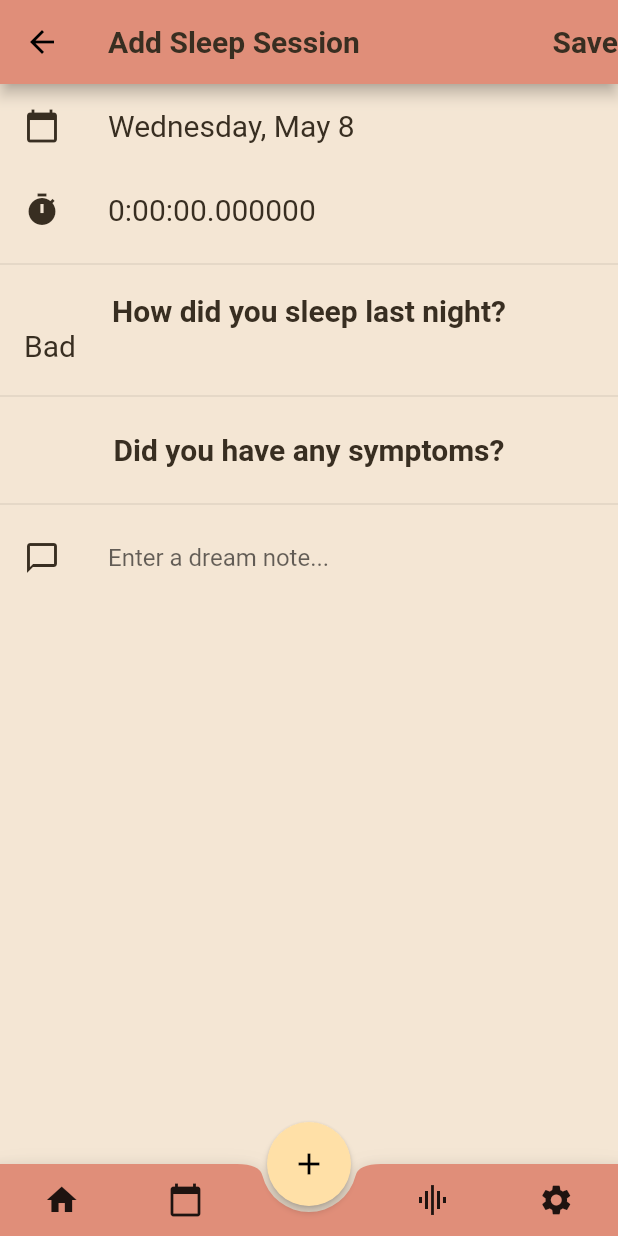
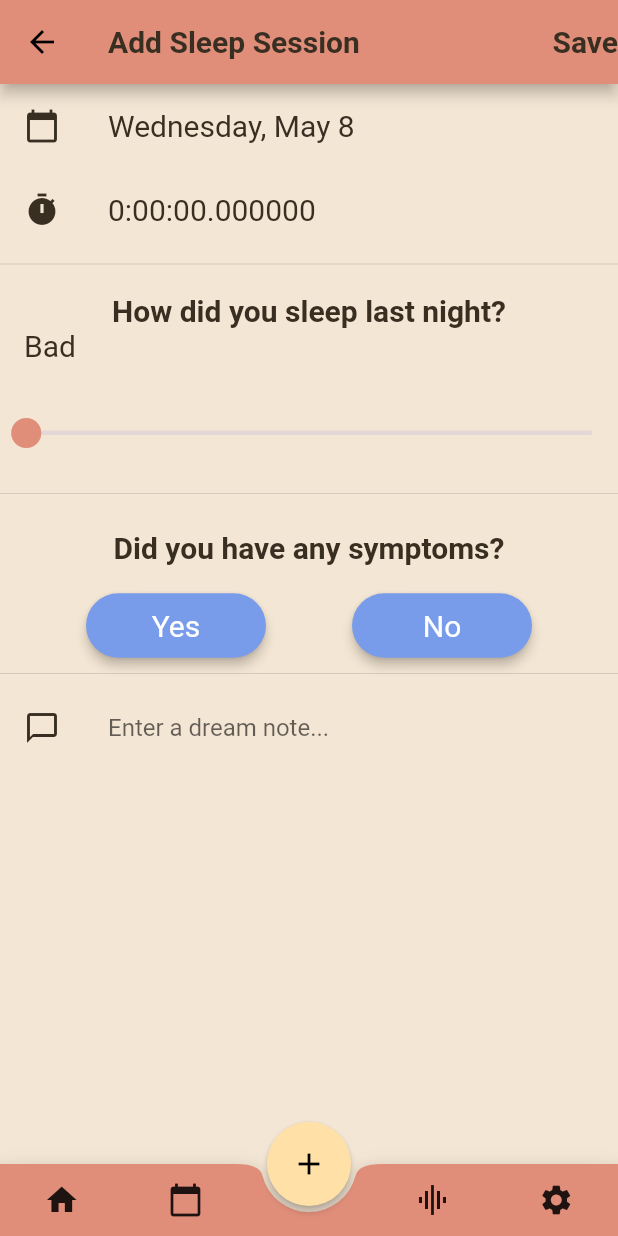
Before and after one commit to alexdor/dtu-sleepwell, a Flutter app: the SelectDate screen opened by its route, on a phone screen of 412 x 824 dp. Run offline on Flutter 3.47's test engine with Material 2 defaults, Android fonts, the phone set to English and light mode, and no system bars; drawn by our look-alikes of flutter_xlider; our stand-ins replace charts_flutter, dots_indicator; missing offline and left inert: flutter_duration_picker; Roboto replaces fonts that are missing (Comfortaa); project files that could hold a hidden picture were left out.

Commit message:
fix: Fix render of input

```diff
--- a/mobile_app/lib/screens/select_date.dart
+++ b/mobile_app/lib/screens/select_date.dart
@@ -141,30 +141,28 @@ class _SelectDateState extends State<SelectDate> {
                   ),
                 ),
               ),
-              // ListTile(
-              //   leading: FlutterSlider(
-              //     min: 0.0,
-              //     max: 20.0,
-              //     values: [_value],
-              //     handler: FlutterSliderHandler(
-              //         decoration: BoxDecoration(),
-              //         child: Material(
-              //           type: MaterialType.transparency,
-              //           child: Container(
-              //             //padding: EdgeInsets.all(5),
-              //             child: Icon(
-              //               Icons.brightness_1,
-              //               color: Color(0xFFE08E79),
-              //             ),
-              //           ),
-              //         )),
-              //     trackBar: FlutterSliderTrackBar(
-              //       activeTrackBarColor: Color(0xFFE08E79),
-              //       activeTrackBarHeight: 5,
-              //       inactiveTrackBarColor: Colors.grey.withOpacity(0.5),
-              //     ),
-              //   ),
-              // ),
+              FlutterSlider(
+                min: 0.0,
+                max: 20.0,
+                values: [_value],
+                handler: FlutterSliderHandler(
+                    decoration: BoxDecoration(),
+                    child: Material(
+                      type: MaterialType.transparency,
+                      child: Container(
+                        //padding: EdgeInsets.all(5),
+                        child: Icon(
+                          Icons.brightness_1,
+                          color: Color(0xFFE08E79),
+                        ),
+                      ),
+                    )),
+                trackBar: FlutterSliderTrackBar(
+                  activeTrackBarColor: Color(0xFFE08E79),
+                  activeTrackBarHeight: 5,
+                  inactiveTrackBarColor: Colors.grey.withOpacity(0.5),
+                ),
+              ),
               Divider(),
               ListTile(
                 title: Text(
@@ -178,79 +176,73 @@ class _SelectDateState extends State<SelectDate> {
                   ),
                 ),
               ),
-              // ListTile(
-              //   leading: Column(
-              //     children: <Widget>[
-              //       new Row(
-              //         mainAxisAlignment: MainAxisAlignment.spaceEvenly,
-              //         children: <Widget>[
-              //           RawMaterialButton(
-              //             fillColor: Color(0xFF789CE9),
-              //             splashColor: Colors.orangeAccent,
-              //             child: Padding(
-              //               child: Column(
-              //                 children: <Widget>[
-              //                   SizedBox(
-              //                     width: 100.0,
-              //                   ),
-              //                   Text(
-              //                     'Yes',
-              //                     textAlign: TextAlign.center,
-              //                     style: TextStyle(
-              //                       color: Colors.white,
-              //                       fontFamily: 'Comfortaa',
-              //                       fontSize: 20.0,
-              //                     ),
-              //                   ),
-              //                 ],
-              //               ),
-              //               padding: EdgeInsets.all(10.0),
-              //             ),
-              //             elevation: 3.0,
-              //             onPressed: () {
-              //               //Navigator.push(
-              //               //context,
-              //               //MaterialPageRoute(builder: (context) => SecondIntroPage()),
-              //               //);
-              //             },
-              //             shape: StadiumBorder(),
-              //           ),
-              //           RawMaterialButton(
-              //             fillColor: Color(0xFF789CE9),
-              //             splashColor: Colors.orangeAccent,
-              //             child: Padding(
-              //               child: Column(
-              //                 children: <Widget>[
-              //                   SizedBox(
-              //                     width: 100.0,
-              //                   ),
-              //                   Text(
-              //                     'No',
-              //                     textAlign: TextAlign.center,
-              //                     style: TextStyle(
-              //                       color: Colors.white,
-              //                       fontFamily: 'Comfortaa',
-              //                       fontSize: 20.0,
-              //                     ),
-              //                   ),
-              //                 ],
-              //               ),
-              //               padding: EdgeInsets.all(10.0),
-              //             ),
-              //             elevation: 3.0,
-              //             onPressed: () {
-              //               //Navigator.push(
-              //               //context,
-              //               //MaterialPageRoute(builder: (context) => SecondIntroPage()),
-              //               //);
-              //             },
-              //             shape: StadiumBorder(),
-              //           ),
-              //         ],
-              //       )
-              //     ],
-              //   ),
-              // ),
+              new Row(
+                mainAxisAlignment: MainAxisAlignment.spaceEvenly,
+                children: <Widget>[
+                  RawMaterialButton(
+                    fillColor: Color(0xFF789CE9),
+                    splashColor: Colors.orangeAccent,
+                    child: Padding(
+                      child: Column(
+                        children: <Widget>[
+                          SizedBox(
+                            width: 100.0,
+                          ),
+                          Text(
+                            'Yes',
+                            textAlign: TextAlign.center,
+                            style: TextStyle(
+                              color: Colors.white,
+                              fontFamily: 'Comfortaa',
+                              fontSize: 20.0,
+                            ),
+                          ),
+                        ],
+                      ),
+                      padding: EdgeInsets.all(10.0),
+                    ),
+                    elevation: 3.0,
+                    onPressed: () {
+                      //Navigator.push(
+                      //context,
+                      //MaterialPageRoute(builder: (context) => SecondIntroPage()),
+                      //);
+                    },
+                    shape: StadiumBorder(),
+                  ),
+                  RawMaterialButton(
+                    fillColor: Color(0xFF789CE9),
+                    splashColor: Colors.orangeAccent,
+                    child: Padding(
+                      child: Column(
+                        children: <Widget>[
+                          SizedBox(
+                            width: 100.0,
+                          ),
+                          Text(
+                            'No',
+                            textAlign: TextAlign.center,
+                            style: TextStyle(
+                              color: Colors.white,
+                              fontFamily: 'Comfortaa',
+                              fontSize: 20.0,
+                            ),
+                          ),
+                        ],
+                      ),
+                      padding: EdgeInsets.all(10.0),
+                    ),
+                    elevation: 3.0,
+                    onPressed: () {
+                      //Navigator.push(
+                      //context,
+                      //MaterialPageRoute(builder: (context) => SecondIntroPage()),
+                      //);
+                    },
+                    shape: StadiumBorder(),
+                  ),
+                ],
+              ),
               Divider(),
               ListTile(
                 title: TextField(
```
